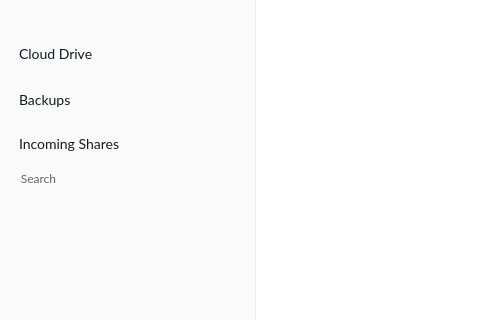
Above: src/MEGASync/gui/node_selector/gui/win/NodeSelector.ui from meganz/MEGAsync before the change; both pictures show x 0 to 480 and y 0 to 320 of the 830 by 590 pixel window. Below: the same form after it.
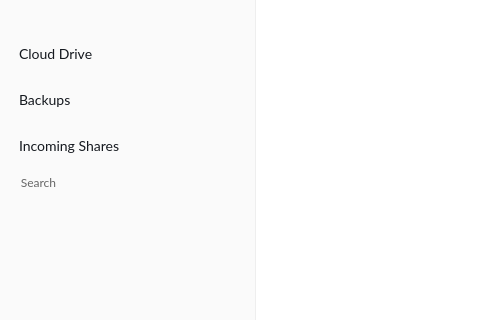
That is the form after the change. Icons and pictures are not drawn.

What changed in the file:
```diff
--- a/src/MEGASync/gui/node_selector/gui/win/NodeSelector.ui
+++ b/src/MEGASync/gui/node_selector/gui/win/NodeSelector.ui
@@ -421,7 +421,7 @@
            <property name="minimumSize">
             <size>
              <width>0</width>
-             <height>0</height>
+             <height>40</height>
             </size>
            </property>
            <property name="maximumSize">
```
